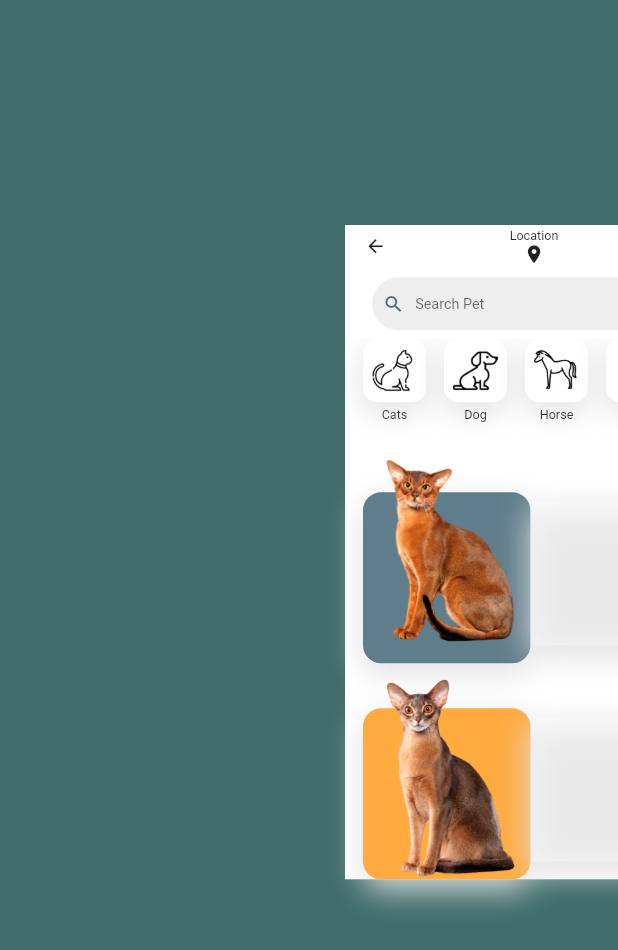
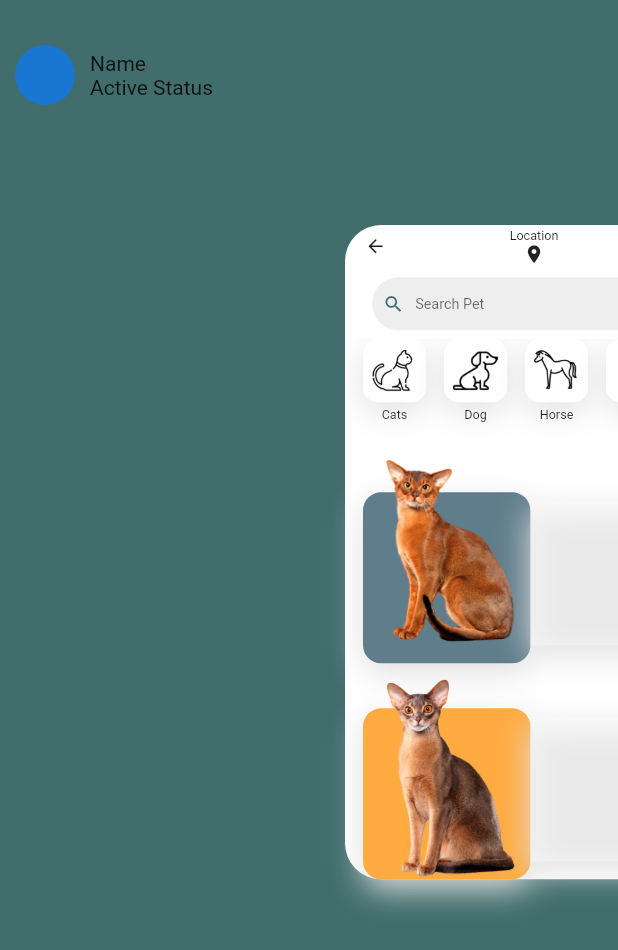
Before and after one commit to PatrickChow0803/Pet_Adoption, a Flutter app: the screen it shows after launch, after a tap on the "menu" icon, on a phone screen of 412 x 824 dp. Shown: the top 950 px of the screen. Run offline on Flutter 3.47's test engine with Material 2 defaults, Android fonts, the phone set to English and light mode, and no system bars; our stand-ins replace font_awesome_flutter.

Commit message:
Added font awesome icons and worked on the drawer screen.

```diff
--- a/lib/config.dart
+++ b/lib/config.dart
@@ -1,9 +1,18 @@
 import 'package:flutter/material.dart';
+import 'package:font_awesome_flutter/font_awesome_flutter.dart';
 
 Color primaryColor = Color(0xff416d6d);
 
 List<BoxShadow> listShadow = [
   BoxShadow(color: Colors.grey[300], blurRadius: 30, offset: Offset(0, 10)),
+];
+
+List<Map> drawerItem = [
+  {'title': 'Adoption', 'icon': FontAwesomeIcons.paw},
+  {'title': 'Donation', 'icon': Icons.mail},
+  {'title': 'Add Pet', 'icon': FontAwesomeIcons.plus},
+  {'title': 'Favorites', 'icon': Icons.favorite},
+  {'title': 'Profile', 'icon': FontAwesomeIcons.userAlt},
 ];
 
 List<Map<String, String>> categories = [
--- a/lib/screens/drawer_screen.dart
+++ b/lib/screens/drawer_screen.dart
@@ -11,6 +11,25 @@ class _DrawerScreenState extends State<DrawerScreen> {
   Widget build(BuildContext context) {
     return Container(
       color: primaryColor,
+      child: Column(
+        children: [
+          SizedBox(height: 30),
+          Row(
+            children: [
+              SizedBox(width: 10),
+              CircleAvatar(),
+              SizedBox(width: 10),
+              Column(
+                crossAxisAlignment: CrossAxisAlignment.start,
+                children: [
+                  Text('Name'),
+                  Text('Active Status'),
+                ],
+              )
+            ],
+          ),
+        ],
+      ),
     );
   }
 }
--- a/lib/screens/home_screen.dart
+++ b/lib/screens/home_screen.dart
@@ -17,9 +17,12 @@ class _HomeScreenState extends State<HomeScreen> {
   @override
   Widget build(BuildContext context) {
     return AnimatedContainer(
+      decoration: BoxDecoration(
+        borderRadius: BorderRadius.circular(isDrawerOpen ? 40 : 0),
+        color: Colors.white,
+      ),
       transform: Matrix4.translationValues(xoffset, yoffset, 0)..scale(scaleFactor),
       duration: Duration(milliseconds: 300),
-      color: Colors.white,
       child: SafeArea(
         child: SingleChildScrollView(
           child: Column(
--- a/pubspec.yaml
+++ b/pubspec.yaml
@@ -28,6 +28,7 @@ dependencies:
   # The following adds the Cupertino Icons font to your application.
   # Use with the CupertinoIcons class for iOS style icons.
   cupertino_icons: ^1.0.2
+  font_awesome_flutter:
 
 dev_dependencies:
   flutter_test:
```
Also changed, not shown: pubspec.lock.
